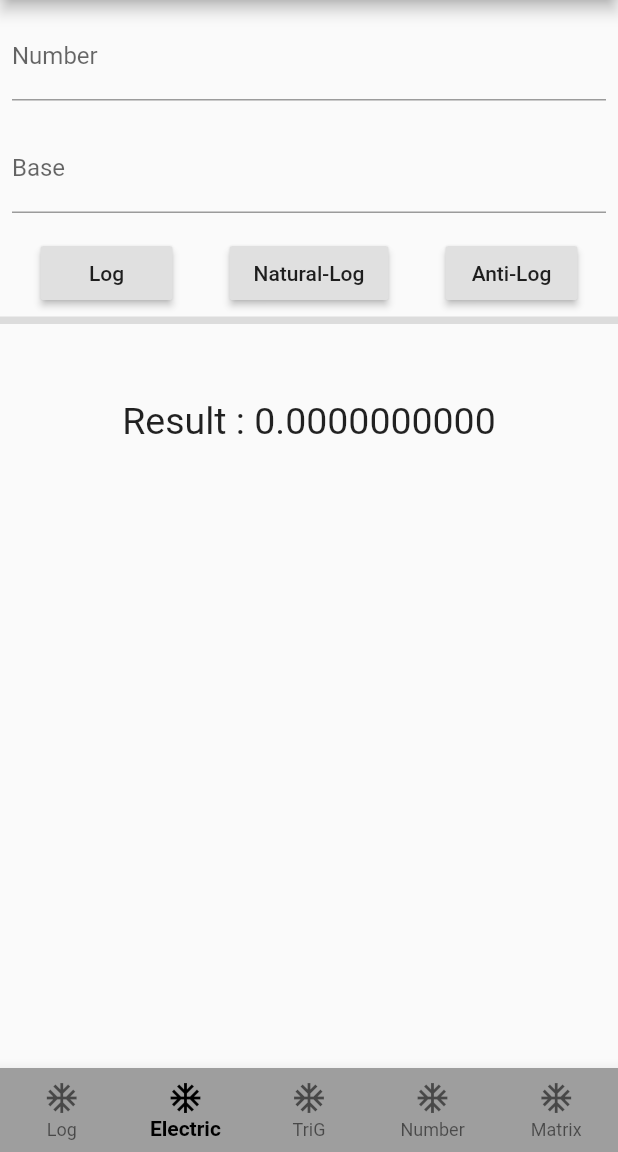
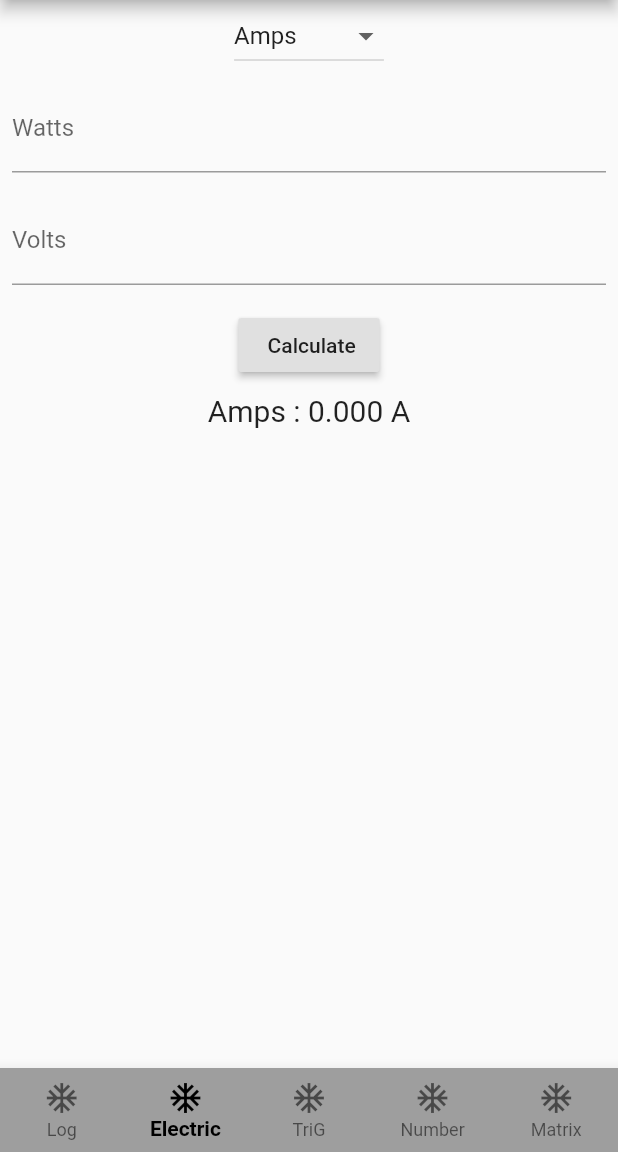
Before and after one commit to AstroEngineeer/5_in_1_Converter_App, a Flutter app: the screen it shows after launch, item 2 of the bottom bar chosen, on a phone screen of 412 x 824 dp, the part 84-1236 px from its top. Run offline on Flutter 3.47's test engine with Material 2 defaults, Android fonts, the phone set to English and light mode, and no system bars.

Commit message:
completed electrical

```diff
--- /dev/null
+++ b/lib/screens/electrical_calculator.dart
@@ -0,0 +1,206 @@
+import 'package:flutter/material.dart';
+
+class ElectricalCalculator extends StatefulWidget {
+  @override
+  _ElectricalCalculatorState createState() => _ElectricalCalculatorState();
+}
+
+class _ElectricalCalculatorState extends State<ElectricalCalculator> {
+  var currentValue = "Amps";
+  var result = 0.0;
+
+  TextEditingController a = TextEditingController();
+  TextEditingController b = TextEditingController();
+
+  Widget customTextField(String label, TextEditingController controller) {
+    return Container(
+      padding: EdgeInsets.all(8.0),
+      child: TextField(
+        controller: controller,
+        decoration: InputDecoration(labelText: label),
+        keyboardType: TextInputType.number,
+      ),
+    );
+  }
+
+  Padding customRaisedButton(Function onpress) {
+    return Padding(
+      padding: const EdgeInsets.all(8.0),
+      child: RaisedButton(
+        onPressed: onpress,
+        child: Text(
+          " Calculate",
+        ),
+      ),
+    );
+  }
+
+  calculateAmps() {
+    setState(() {
+      var watts = double.parse(a.text);
+      var volts = double.parse(b.text);
+      result = watts / volts;
+    });
+  }
+
+  amps() {
+    return Column(children: [
+      customTextField("Watts", a),
+      customTextField("Volts", b),
+      customRaisedButton(calculateAmps),
+      Text(
+        "Amps : " + result.toStringAsFixed(3).toString() + " A",
+        style: TextStyle(fontSize: 20),
+      ),
+    ]);
+  }
+
+  calculatewatts() {
+    setState(() {
+      var watts = double.parse(a.text);
+      var volts = double.parse(b.text);
+      result = watts * volts;
+    });
+  }
+
+  watts() {
+    return Column(children: [
+      customTextField("Amps", a),
+      customTextField("Volts", b),
+      customRaisedButton(calculatewatts),
+      Text(
+        "Watts : " + result.toStringAsFixed(3).toString() + " W (or) VA",
+        style: TextStyle(fontSize: 20),
+      ),
+      Text(
+        "KiloWatts : " +
+            (result / 1000).toStringAsFixed(3).toString() +
+            " kW (or) kVA",
+        style: TextStyle(fontSize: 20),
+      ),
+    ]);
+  }
+
+  calculatevolts() {
+    setState(() {
+      var watts = double.parse(a.text);
+      var volts = double.parse(b.text);
+      result = watts * volts;
+    });
+  }
+
+  volts() {
+    return Column(children: [
+      customTextField("Amps", a),
+      customTextField("Resistance", b),
+      customRaisedButton(calculatevolts),
+      Text(
+        "Volts : " + result.toStringAsFixed(3).toString() + " V",
+        style: TextStyle(fontSize: 20),
+      ),
+    ]);
+  }
+
+  calculatejoules() {
+    setState(() {
+      var watts = double.parse(a.text);
+      var volts = double.parse(b.text);
+      result = watts * volts;
+    });
+  }
+
+  joules() {
+    return Column(children: [
+      customTextField("Watts", a),
+      customTextField("Time in seconds", b),
+      customRaisedButton(calculatejoules),
+      Text(
+        "Joules : " + result.toStringAsFixed(3).toString() + " J",
+        style: TextStyle(fontSize: 20),
+      ),
+    ]);
+  }
+
+  calculatewh() {
+    setState(() {
+      var watts = double.parse(a.text);
+      var volts = double.parse(b.text);
+      result = watts * volts;
+    });
+  }
+
+  wh() {
+    return Column(children: [
+      customTextField("Watts", a),
+      customTextField("Hours", b),
+      customRaisedButton(calculatewh),
+      Text(
+        "Watt-Hours : " + result.toStringAsFixed(3).toString() + " Wh",
+        style: TextStyle(fontSize: 20),
+      ),
+    ]);
+  }
+
+  calculatemAh() {
+    setState(() {
+      var watts = double.parse(a.text);
+      var volts = double.parse(b.text);
+      result = watts / volts;
+    });
+  }
+
+  mAh() {
+    return Column(children: [
+      customTextField("Watt-Hours", a),
+      customTextField("Volts", b),
+      customRaisedButton(calculatemAh),
+      Text(
+        "MilliApm-Hours : " +
+            (1000 * result).toStringAsFixed(3).toString() +
+            " mAh",
+        style: TextStyle(fontSize: 20),
+      ),
+    ]);
+  }
+
+  @override
+  Widget build(BuildContext context) {
+    return Column(
+      children: [
+        DropdownButton(
+          value: currentValue,
+          items: [
+            DropdownMenuItem(child: Text("Amps"), value: "Amps"),
+            DropdownMenuItem(child: Text("Watts / VA"), value: "Watts"),
+            DropdownMenuItem(child: Text("Volts"), value: "Volts"),
+            DropdownMenuItem(child: Text("Joules"), value: "Joules"),
+            DropdownMenuItem(child: Text("Wh"), value: "Wh"),
+            DropdownMenuItem(child: Text("mAh"), value: "mAh"),
+          ],
+          onChanged: (value) {
+            setState(() {
+              result = 0.0;
+              currentValue = value;
+              a.text = "";
+              b.text = "";
+            });
+            print(value);
+          },
+        ),
+        currentValue == "Amps"
+            ? amps()
+            : currentValue == "Watts"
+                ? watts()
+                : currentValue == "Volts"
+                    ? volts()
+                    : currentValue == "Joules"
+                        ? joules()
+                        : currentValue == "Wh"
+                            ? wh()
+                            : currentValue == "mAh"
+                                ? mAh()
+                                : Container(),
+      ],
+    );
+  }
+}
--- a/lib/screens/tab_screen.dart
+++ b/lib/screens/tab_screen.dart
@@ -1,3 +1,4 @@
+import 'package:Math_Electrical_Calculator/screens/electrical_calculator.dart';
 import 'package:Math_Electrical_Calculator/screens/logarithmic_calculator.dart';
 import 'package:Math_Electrical_Calculator/screens/trigonometry_calculator.dart';
 import 'package:flutter/material.dart';
@@ -10,7 +11,7 @@ class TabScreen extends StatefulWidget {
 class _TabScreenState extends State<TabScreen> {
   var screens = [
     {"title": "Logarithmic Calculator", "screen": LogarithmicCalculator()},
-    {"title": "Electrical Calculator", "screen": LogarithmicCalculator()},
+    {"title": "Electrical Calculator", "screen": ElectricalCalculator()},
     {"title": "Trigonometry Calculator", "screen": TrigonometryCalculator()},
     {"title": "Number System Calculator", "screen": LogarithmicCalculator()},
     {"title": "Matrix Calculator", "screen": LogarithmicCalculator()},
```
